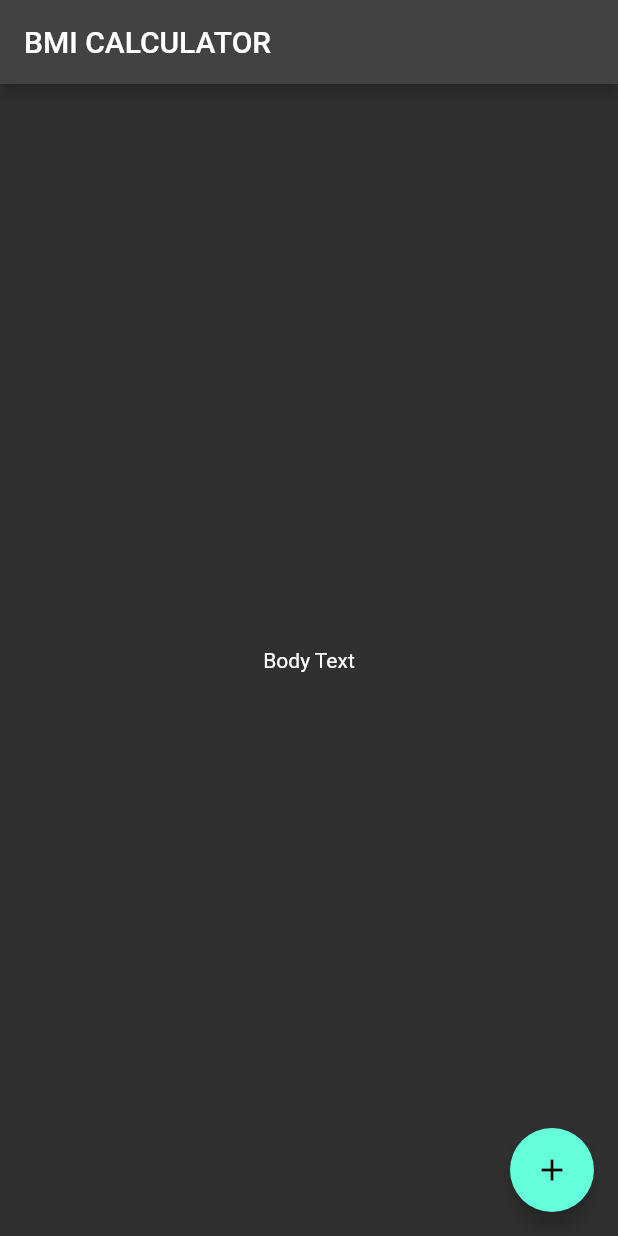
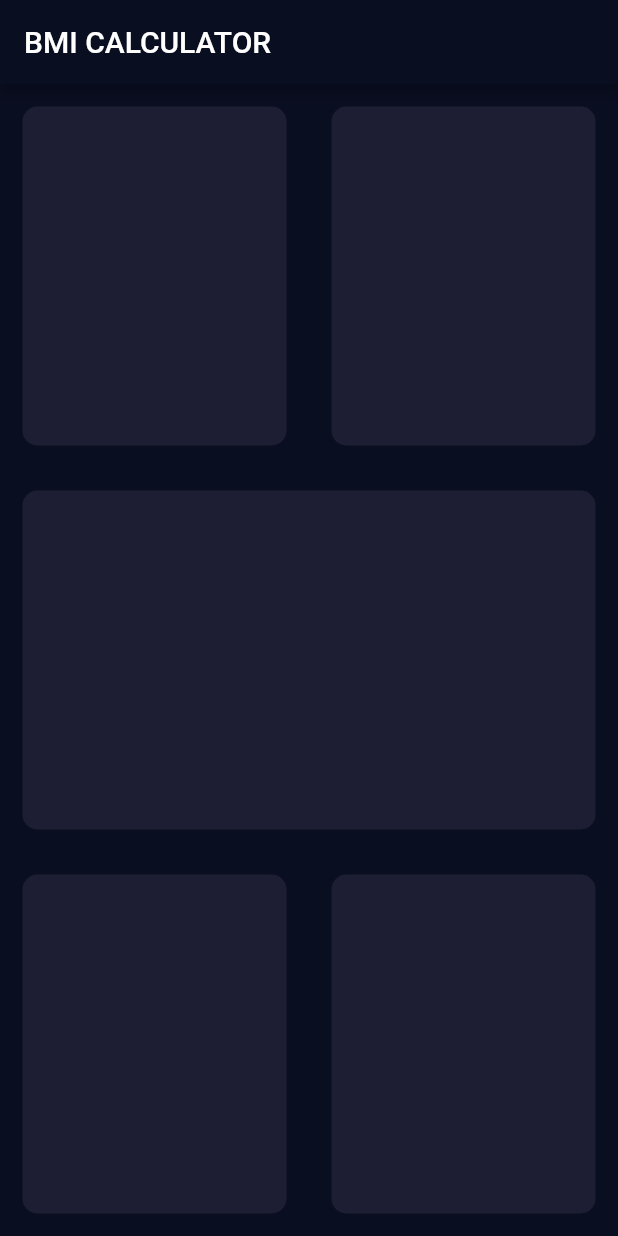
Before and after one commit to SafaKaraca/Bmi_Calculator, a Flutter app: the screen it shows after launch, on a phone screen of 412 x 824 dp. Run offline on Flutter 3.47's test engine with Material 2 defaults, Android fonts, the phone set to English and light mode, and no system bars.

Commit message:
Repetitive codes fixed. ReusableContainer widget is created.

```diff
--- /dev/null
+++ b/lib/input_page.dart
@@ -0,0 +1,63 @@
+import 'package:flutter/material.dart';
+
+class InputPage extends StatefulWidget {
+  @override
+  _InputPageState createState() => _InputPageState();
+}
+
+class _InputPageState extends State<InputPage> {
+  @override
+  Widget build(BuildContext context) {
+    return Scaffold(
+      appBar: AppBar(
+        title: Text('BMI CALCULATOR'),
+      ),
+      body: Column(
+        children: [
+          Expanded(
+            child: Row(
+              children: [
+                Expanded(
+                  child: ReusableContainer(colour: Color(0xFF1D1E33)),
+                ),
+                Expanded(
+                  child: ReusableContainer(colour: Color(0xFF1D1E33)),
+                ),
+              ],
+            ),
+          ),
+          Expanded(
+            child: ReusableContainer(colour: Color(0xFF1D1E33)),
+          ),
+          Expanded(
+            child: Row(
+              children: [
+                Expanded(
+                  child: ReusableContainer(colour: Color(0xFF1D1E33)),
+                ),
+                Expanded(
+                  child: ReusableContainer(colour: Color(0xFF1D1E33)),
+                ),
+              ],
+            ),
+          ),
+        ],
+      ),
+    );
+  }
+}
+
+class ReusableContainer extends StatelessWidget {
+  ReusableContainer({required this.colour});
+
+  final Color colour;
+
+  @override
+  Widget build(BuildContext context) {
+    return Container(
+      margin: EdgeInsets.all(15),
+      decoration:
+          BoxDecoration(color: colour, borderRadius: BorderRadius.circular(10)),
+    );
+  }
+}
--- a/lib/main.dart
+++ b/lib/main.dart
@@ -1,4 +1,5 @@
 import 'package:flutter/material.dart';
+import 'input_page.dart';
 
 void main() {
   runApp(BMICalculator());
@@ -8,31 +9,13 @@ class BMICalculator extends StatelessWidget {
   @override
   Widget build(BuildContext context) {
     return MaterialApp(
-      theme: ThemeData.dark(),
+      theme: ThemeData.dark().copyWith(
+        colorScheme: const ColorScheme.light(
+          primary: Color(0xFF0A0E21),
+        ),
+        scaffoldBackgroundColor: Color(0xFF0A0E21),
+      ),
       home: InputPage(),
     );
   }
 }
-
-class InputPage extends StatefulWidget {
-  @override
-  _InputPageState createState() => _InputPageState();
-}
-
-class _InputPageState extends State<InputPage> {
-  @override
-  Widget build(BuildContext context) {
-    return Scaffold(
-      appBar: AppBar(
-        title: Text('BMI CALCULATOR'),
-      ),
-      body: Center(
-        child: Text('Body Text'),
-      ),
-      floatingActionButton: FloatingActionButton(
-        onPressed: () {},
-        child: Icon(Icons.add),
-      ),
-    );
-  }
-}
```
